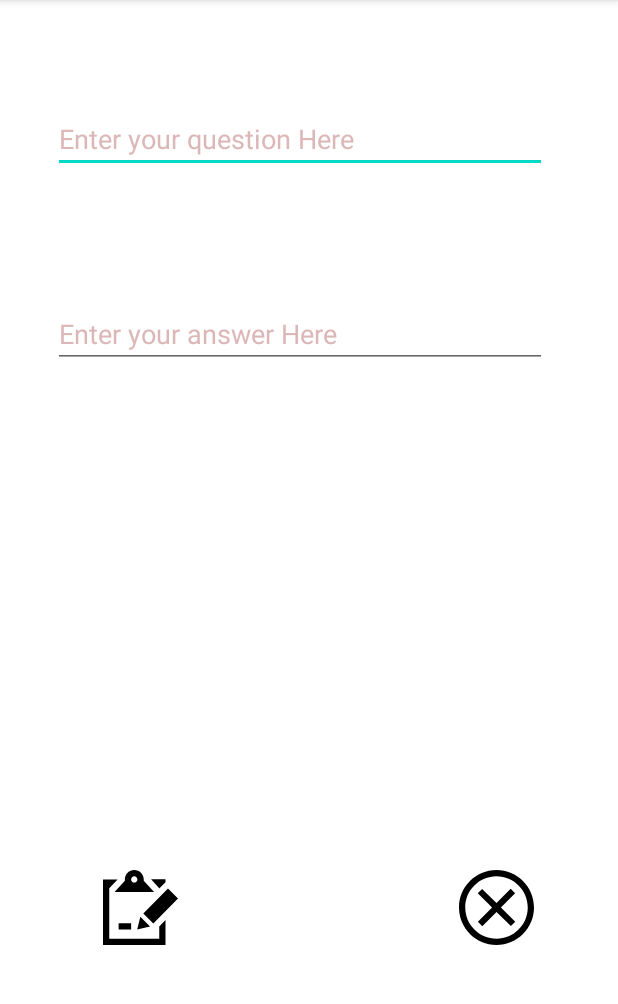
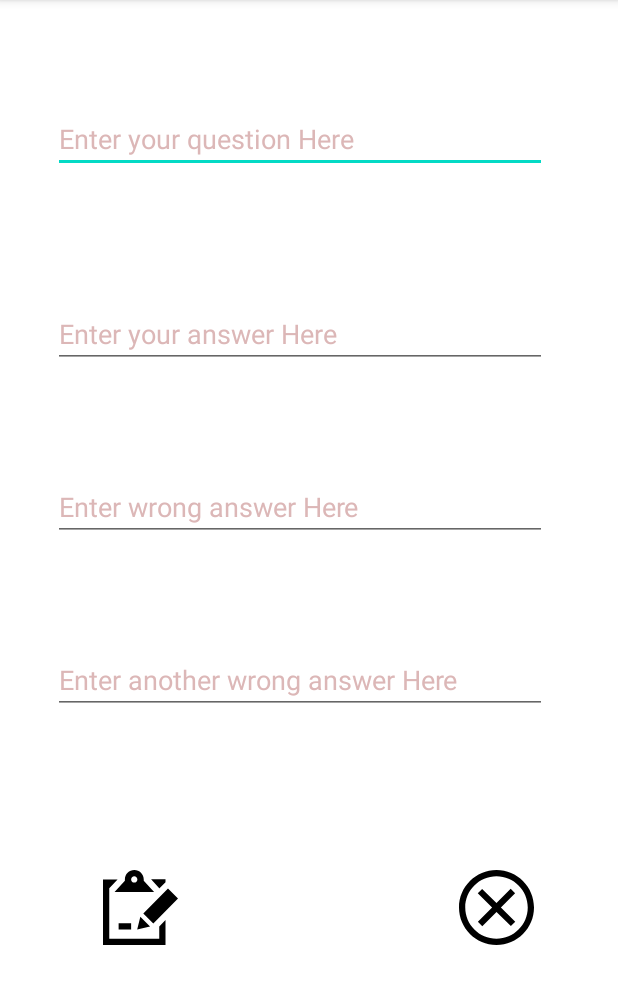
Before and after one commit to kinglaine/FlashCardApp, an Android app: the AddCardActivity screen opened directly, with no data from a screen before it, on a phone screen of 412 x 824 dp, the part 84-1088 px from its top. Run offline under Robolectric (Android 15) with nearby library versions, the light colour scheme and no system bars.

Commit message:
Required Tasks

```diff
--- a/app/build.gradle
+++ b/app/build.gradle
@@ -38,5 +38,7 @@ dependencies {
     testImplementation 'junit:junit:4.+'
     androidTestImplementation 'androidx.test.ext:junit:1.1.1'
     androidTestImplementation 'androidx.test.espresso:espresso-core:3.2.0'
+    //noinspection GradleCompatible
     implementation 'com.android.support:design:27.1.1'
+    implementation "com.google.android.material:material:1.1.0"
 }
--- a/app/src/main/java/com/example/woodleyflashcardapp/AddCardActivity.java
+++ b/app/src/main/java/com/example/woodleyflashcardapp/AddCardActivity.java
@@ -4,10 +4,14 @@ import androidx.appcompat.app.AppCompatActivity;
 
 import android.content.Intent;
 import android.os.Bundle;
+import android.view.Gravity;
 import android.view.View;
 import android.widget.EditText;
 import android.widget.ImageView;
 import android.widget.TextView;
+import android.widget.Toast;
+
+import com.google.android.material.snackbar.Snackbar;
 
 public class AddCardActivity extends AppCompatActivity {
 
@@ -35,11 +39,23 @@ public class AddCardActivity extends AppCompatActivity {
         // save button that return to main activity with user question
         ImageView saveUserQuestion = findViewById(R.id.savequestionbutton);
         saveUserQuestion.setOnClickListener(new View.OnClickListener() {
+
             @Override
             public void onClick(View v) {
                 // Grabbing text from edit xml
                 String question =  ((EditText) findViewById(R.id.QuestionActivity2)).getText().toString();
                 String answer = ((EditText) findViewById(R.id.AnswersActivity2)).getText().toString();
+                //add toast (message)  when a requirement is not met
+                if(question.equals("") || answer.equals("")) {
+                    Toast fooToast = Toast.makeText(AddCardActivity.this, "Must fill all fields",
+                            Toast.LENGTH_SHORT);
+                    fooToast.setGravity(Gravity.CENTER_VERTICAL, 0, 0);
+                    fooToast.show();
+                    return;
+                }
+
+
+
                 // putting strings in intent to pass to main.activity
                 Intent data = new Intent();
                 data.putExtra("string1",question);
@@ -48,8 +64,25 @@ public class AddCardActivity extends AppCompatActivity {
                 finish();
             }
 
+
         });
+
+        // add user answer to multiple choice (update fields)
+        String answerChoice1 = getIntent().getStringExtra("Answer");
+        String wrongAnswerChoice1 = getIntent().getStringExtra("wrongAnswer1");
+        String wrongAnswerChoice2 = getIntent().getStringExtra("wrongAnswer2");
+        // initialize fields
+        TextView answer1n1 = findViewById(R.id.AnswersActivity2);
+        TextView answer1n2 = findViewById(R.id.AnswersActivity3);
+        TextView answer1n3 = findViewById(R.id.AnswersActivity4);
+        ((EditText) findViewById(R.id.AnswersActivity2)).setText(answerChoice1);
+        ((EditText) findViewById(R.id.AnswersActivity3)).setText(wrongAnswerChoice1);
+        ((EditText) findViewById(R.id.AnswersActivity4)).setText(wrongAnswerChoice2 );
+
+
+
 
     }
 
+
 }
--- a/app/src/main/res/layout/activity_add_card.xml
+++ b/app/src/main/res/layout/activity_add_card.xml
@@ -26,6 +26,26 @@
         android:layout_marginRight="20dp"
         android:hint="Enter your answer Here"
         android:textColorHint="#DCB7B7"/>
+    <EditText
+        android:id="@+id/AnswersActivity3"
+        android:layout_below="@id/AnswersActivity2"
+        android:layout_width="329dp"
+        android:layout_height="wrap_content"
+        android:layout_marginLeft="35dp"
+        android:layout_marginTop="70dp"
+        android:layout_marginRight="20dp"
+        android:hint="Enter wrong answer Here"
+        android:textColorHint="#DCB7B7"/>
+    <EditText
+        android:id="@+id/AnswersActivity4"
+        android:layout_below="@id/AnswersActivity3"
+        android:layout_width="329dp"
+        android:layout_height="wrap_content"
+        android:layout_marginLeft="35dp"
+        android:layout_marginTop="70dp"
+        android:layout_marginRight="20dp"
+        android:hint="Enter another wrong answer Here"
+        android:textColorHint="#DCB7B7"/>
     <ImageView
         android:id="@+id/cancel"
         android:layout_width="400dp"
```
Also changed, not shown: app/src/main/java/com/example/woodleyflashcardapp/MainActivity.java (+12 -11 lines).
